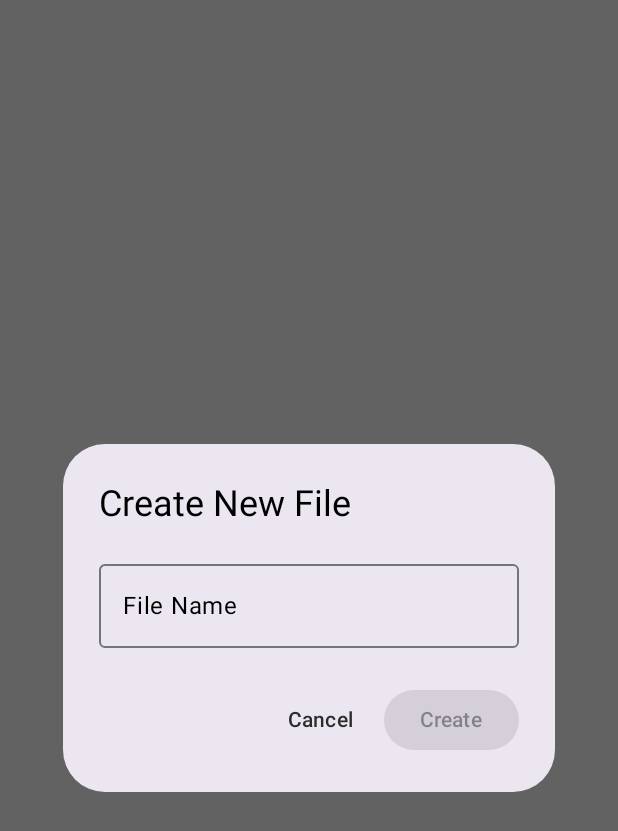
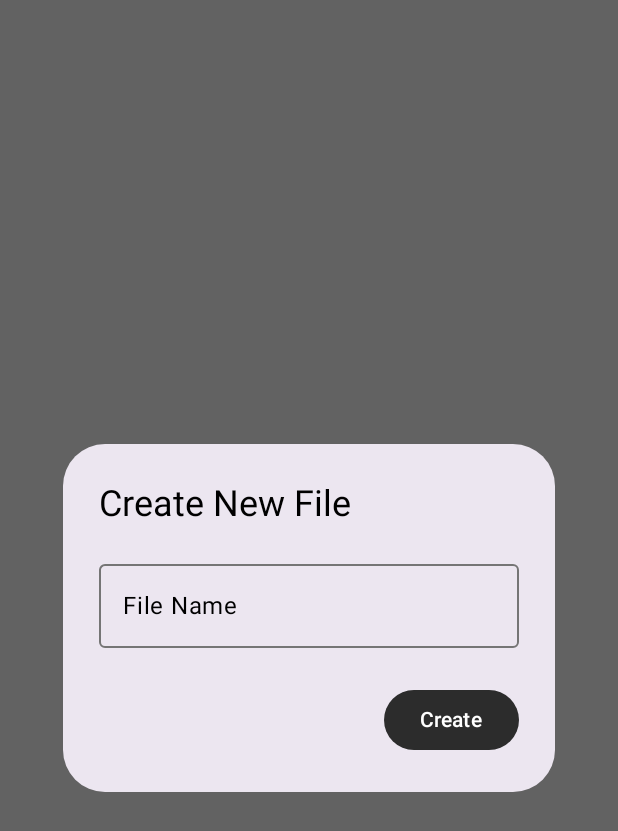
Before and after one commit to dead96pool/echospace, an Android app built with Jetpack Compose: the composable CreateEntryDialog shown on its own in the app's theme, on a phone screen of 412 x 824 dp. Shown: the top 831 px of the screen. Run offline under Robolectric (Android 15) with nearby library versions, the phone set to English and light mode, and no system bars.

Commit message:
"auto naming option added"

```diff
--- a/app/src/main/java/com/example/echospace/ui/components/CreateEntryDialog.kt
+++ b/app/src/main/java/com/example/echospace/ui/components/CreateEntryDialog.kt
@@ -7,6 +7,8 @@ import androidx.compose.runtime.*
 import androidx.compose.ui.focus.FocusRequester
 import androidx.compose.ui.focus.focusRequester
 import androidx.compose.ui.Modifier
+import java.text.SimpleDateFormat
+import java.util.*
 
 @Composable
 fun CreateEntryDialog(
@@ -29,17 +31,30 @@ fun CreateEntryDialog(
                 onValueChange = { text = it },
                 label = { Text("File Name") },
                 modifier = Modifier.focusRequester(focusRequester),
-                singleLine = true
+                singleLine = true,
+                placeholder = { Text("Leave empty for Auto Name") },
+                colors = OutlinedTextFieldDefaults.colors(
+                    unfocusedPlaceholderColor = MaterialTheme.colorScheme.onSurface.copy(alpha = 0.4f),
+                    focusedPlaceholderColor = MaterialTheme.colorScheme.onSurface.copy(alpha = 0.4f)
+                )
             )
         },
         confirmButton = {
             Button(
-                onClick = { if (text.isNotBlank()) onConfirm(text.trim()) },
-                enabled = text.isNotBlank()
-            ) { Text("Create") }
+                onClick = {
+                    val fileName = if (text.isBlank()) {
+                        val dateFormat = SimpleDateFormat("yyyy-MM-dd", Locale.getDefault())
+                        val currentDate = Calendar.getInstance().time
+                        dateFormat.format(currentDate)
+                    } else {
+                        text.trim()
+                    }
+                    onConfirm(fileName)
+                }
+            ) {
+                Text("Create")
+            }
         },
-        dismissButton = {
-            TextButton(onClick = onDismiss) { Text("Cancel") }
-        }
+        dismissButton = null // Remove cancel button
     )
 }
--- a/app/src/main/java/com/example/echospace/ui/home/HomeScreen.kt
+++ b/app/src/main/java/com/example/echospace/ui/home/HomeScreen.kt
@@ -69,7 +69,7 @@ fun HomeScreen(
                 DiaryEntryItem(entry = entry) {
                     val intent = Intent(context, EditorActivity::class.java).apply {
                         putExtra("file_uri", entry.file.uri.toString())
-                        putExtra("is_dark_theme", isDarkTheme)
+                        //putExtra("is_dark_theme", isDarkTheme)
                     }
                     editorLauncher.launch(intent)
                 }
@@ -87,7 +87,7 @@ fun HomeScreen(
                     file?.let {
                         val intent = Intent(context, EditorActivity::class.java).apply {
                             putExtra("file_uri", it.uri.toString())
-                            putExtra("is_dark_theme", isDarkTheme)
+                            //putExtra("is_dark_theme", isDarkTheme)
                         }
                         editorLauncher.launch(intent)
                     }
```
Also changed, not shown: 1 other file.
